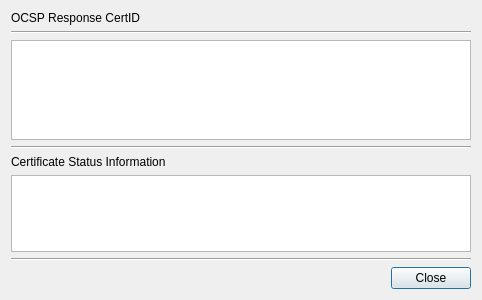
The window that BerEditor/cert_id_dlg.ui (jykim74/BerEditor) describes before a commit, drawn with Qt 5.
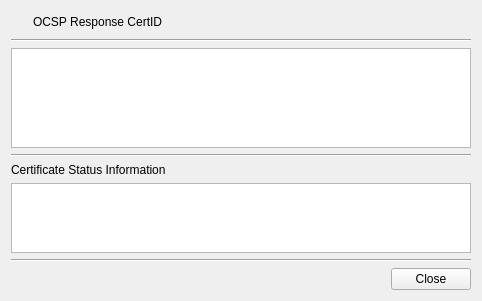
The same window after the commit. Icons and pictures are not drawn.

Patch:
```diff
--- a/BerEditor/cert_id_dlg.ui
+++ b/BerEditor/cert_id_dlg.ui
@@ -15,11 +15,44 @@
   </property>
   <layout class="QVBoxLayout" name="verticalLayout">
    <item>
-    <widget class="QLabel" name="label">
-     <property name="text">
-      <string>OCSP Response CertID</string>
+    <layout class="QGridLayout" name="gridLayout_3">
+     <property name="topMargin">
+      <number>0</number>
      </property>
-    </widget>
+     <item row="0" column="1">
+      <widget class="QLabel" name="label">
+       <property name="text">
+        <string>OCSP Response CertID</string>
+       </property>
+      </widget>
+     </item>
+     <item row="0" column="0">
+      <widget class="QPushButton" name="pushButton">
+       <property name="minimumSize">
+        <size>
+         <width>16</width>
+         <height>0</height>
+        </size>
+       </property>
+       <property name="maximumSize">
+        <size>
+         <width>16</width>
+         <height>16777215</height>
+        </size>
+       </property>
+       <property name="text">
+        <string/>
+       </property>
+       <property name="icon">
+        <iconset resource="bereditor.qrc">
+         <normaloff>:/images/info.png</normaloff>:/images/info.png</iconset>
+       </property>
+       <property name="flat">
+        <bool>true</bool>
+       </property>
+      </widget>
+     </item>
+    </layout>
    </item>
    <item>
     <widget class="Line" name="line_2">
```
Left out of the diff: 4 changed lines with no effect on the pictures.
